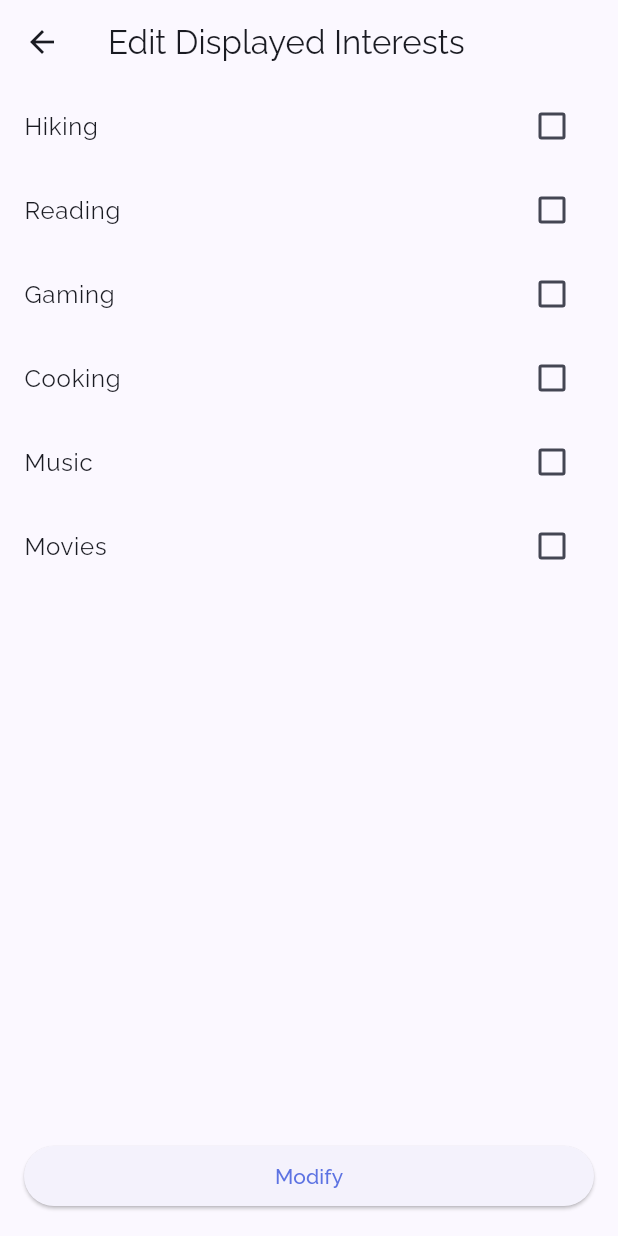
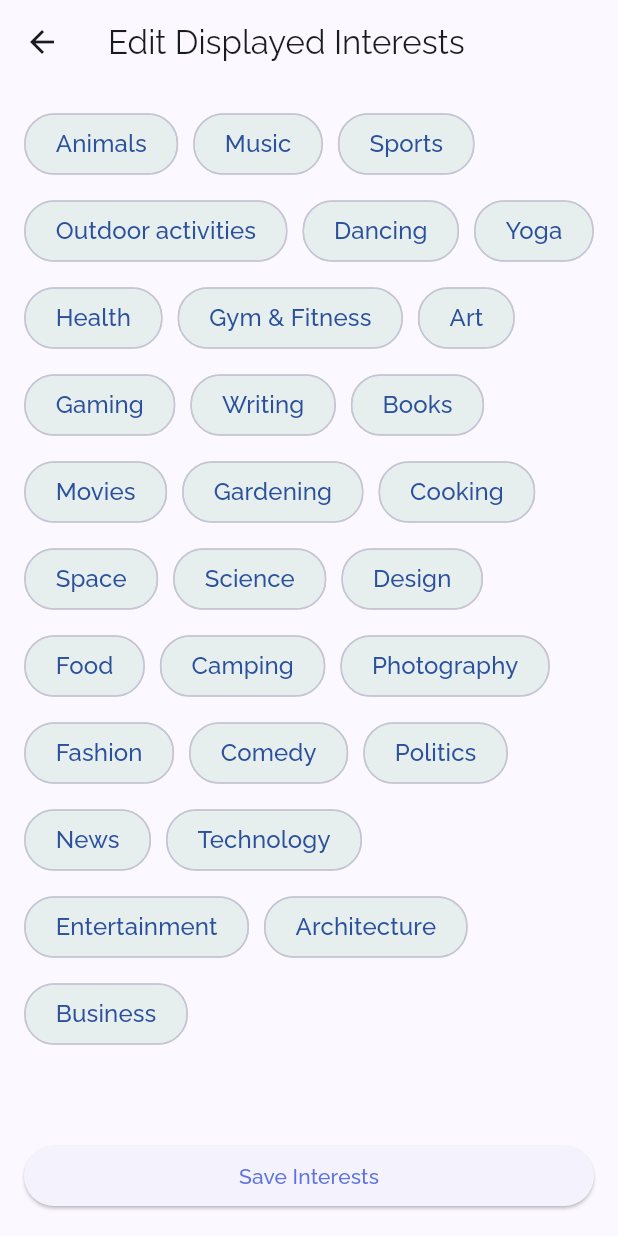
Before and after one commit to BoilerBond/FlutterApp, a Flutter app: the EditDisplayedInterests screen opened directly, on a phone screen of 412 x 824 dp. Run offline on Flutter 3.47's test engine with Material 3 defaults, Android fonts, the phone set to English and light mode, and no system bars; our stand-ins replace cloud_firestore, cloud_functions, firebase_auth, firebase_core, font_awesome_flutter, google_fonts and 4 more; accounts and stored records are empty; network calls fail.

Commit message:
Adjusted UI design and backend edit_interests. Added displayed interests, and changed into "chip" formt for editing. Added backend logic to map information from firestore, and retrieve current user information about interests from firestore. Added logic to display user interests in view_profile screen.

```diff
--- a/lib/presentation/screens/dashboard/profile/edit_interests.dart
+++ b/lib/presentation/screens/dashboard/profile/edit_interests.dart
@@ -1,3 +1,5 @@
+import 'package:cloud_firestore/cloud_firestore.dart';
+import 'package:firebase_auth/firebase_auth.dart';
 import 'package:flutter/material.dart';
 
 class EditDisplayedInterests extends StatefulWidget {
@@ -9,79 +11,57 @@ class EditDisplayedInterests extends StatefulWidget {
 
 class _EditDisplayedInterestsState extends State<EditDisplayedInterests> {
   final List<String> allInterests = [
-    'Hiking',
-    'Reading',
-    'Gaming',
-    'Cooking',
-    'Music',
-    'Movies',
+    'Animals', 'Music', 'Sports', 'Outdoor activities', 'Dancing', 'Yoga',
+    'Health', 'Gym & Fitness', 'Art', 'Gaming', 'Writing', 'Books', 'Movies',
+    'Gardening', 'Cooking', 'Space', 'Science', 'Design', 'Food', 'Camping',
+    'Photography', 'Fashion', 'Comedy', 'Politics', 'News', 'Technology',
+    'Entertainment', 'Architecture', 'Business'
   ];
 
-  Map<String, bool> selectedMap = {};
+  Set<String> selectedInterests = {};
   bool _isSaving = false;
+  bool _isLoading = true;
+  late String _userId;
 
   @override
   void initState() {
     super.initState();
-    // TODO: Load the user’s interests from Firestore once we have storage working
-    // and update the selectedMap
-    // selectedMap = loadInterestsFromFirebase();
-    for (var interest in allInterests) {
-      selectedMap[interest] = false;
+    _userId = FirebaseAuth.instance.currentUser?.uid ?? '';
+    _loadUserInterests();
+  }
+
+  Future<void> _loadUserInterests() async {
+    try {
+      DocumentSnapshot userDoc = await FirebaseFirestore.instance
+          .collection('users')
+          .doc(_userId)
+          .get();
+
+      if (userDoc.exists) {
+        List<String> userInterests =
+            List<String>.from(userDoc.get('displayedInterests') ?? []);
+
+        setState(() {
+          selectedInterests = userInterests.toSet();
+          _isLoading = false;
+        });
+      }
+    } catch (e) {
+      debugPrint("Error loading interests: $e");
+      setState(() => _isLoading = false);
     }
   }
 
-  @override
-  Widget build(BuildContext context) {
-    return Scaffold(
-      appBar: AppBar(
-        title: const Text("Edit Displayed Interests"),
-      ),
-      body: _isSaving
-          ? const Center(child: CircularProgressIndicator())
-          : Column(
-              children: [
-                Expanded(
-                  child: ListView.builder(
-                    itemCount: allInterests.length,
-                    itemBuilder: (context, index) {
-                      final interest = allInterests[index];
-                      final isSelected = selectedMap[interest] ?? false;
-                      return CheckboxListTile(
-                        title: Text(interest),
-                        value: isSelected,
-                        onChanged: (bool? value) {
-                          setState(() {
-                            selectedMap[interest] = value ?? false;
-                          });
-                        },
-                      );
-                    },
-                  ),
-                ),
-                Padding(
-                  padding: const EdgeInsets.all(16),
-                  child: SizedBox(
-                    width: double.infinity,
-                    // 3) The "Modify" (Save) button
-                    child: ElevatedButton(
-                      onPressed: saveChangesToFirebase,
-                      child: const Text("Modify"),
-                    ),
-                  ),
-                ),
-              ],
-            ),
-    );
-  }
-
-  // TODO: Save the user’s interests to Firestore
+  // Firestore
   Future<void> saveChangesToFirebase() async {
-    setState(() {
-      _isSaving = true;
-    });
+    setState(() => _isSaving = true);
 
     try {
+      await FirebaseFirestore.instance
+          .collection('users')
+          .doc(_userId)
+          .update({'displayedInterests': selectedInterests.toList()});
+
       ScaffoldMessenger.of(context).showSnackBar(
         const SnackBar(content: Text('Interests updated successfully')),
       );
@@ -91,8 +71,70 @@ class _EditDisplayedInterestsState extends State<EditDisplayedInterests> {
       );
     }
 
-    setState(() {
-      _isSaving = false;
-    });
+    setState(() => _isSaving = false);
+  }
+
+  @override
+  Widget build(BuildContext context) {
+    return Scaffold(
+      appBar: AppBar(title: const Text("Edit Displayed Interests")),
+      body: _isLoading
+          ? const Center(child: CircularProgressIndicator())
+          : Column(
+              children: [
+                Expanded(
+                  child: Padding(
+                    padding: const EdgeInsets.all(16.0),
+                    child: Wrap(
+                      spacing: 10.0,
+                      runSpacing: 10.0,
+                      children: allInterests.map((interest) {
+                        final isSelected = selectedInterests.contains(interest);
+                        return ChoiceChip(
+                          label: Text(
+                            interest,
+                            style: TextStyle(
+                              color: isSelected ? Color(0xFF2C519C) : Color(0xFF2C519C),
+                              fontSize: 16,
+                              fontWeight: FontWeight.w500,
+                            ),
+                          ),
+                          selected: isSelected,
+                          onSelected: (bool selected) {
+                            setState(() {
+                              if (selected) {
+                                selectedInterests.add(interest);
+                              } else {
+                                selectedInterests.remove(interest);
+                              }
+                            });
+                          },
+                          selectedColor: Theme.of(context).colorScheme.tertiary,
+                          backgroundColor: Color(0xFFE7EFEE),
+                          padding: const EdgeInsets.symmetric(
+                              horizontal: 12, vertical: 8),
+                          shape: RoundedRectangleBorder(
+                            borderRadius: BorderRadius.circular(20),
+                          ),
+                        );
+                      }).toList(),
+                    ),
+                  ),
+                ),
+                Padding(
+                  padding: const EdgeInsets.all(16),
+                  child: SizedBox(
+                    width: double.infinity,
+                    child: ElevatedButton(
+                      onPressed: _isSaving ? null : saveChangesToFirebase,
+                      child: _isSaving
+                          ? const CircularProgressIndicator()
+                          : const Text("Save Interests"),
+                    ),
+                  ),
+                ),
+              ],
+            ),
+    );
   }
 }
--- a/lib/routes.dart
+++ b/lib/routes.dart
@@ -16,6 +16,7 @@ class Routes {
     return {
       '/': (context) => AuthMiddleware(child: Dashboard()),
       '/login': (context) => LoginScreen(),
+      '/dashboard': (context) => AuthMiddleware(child: Dashboard()),
       '/settings/app': (context) => AuthMiddleware(child: AppSettings()),
       '/settings/danger_zone': (context) => AuthMiddleware(child: DangerZone()),
       '/settings/privacy': (context) => AuthMiddleware(child: PrivacySettings()),
--- a/lib/theme/theme.dart
+++ b/lib/theme/theme.dart
@@ -35,7 +35,7 @@ class MaterialTheme {
       onSecondary: Color(0xffffffff),
       secondaryContainer: Color(0xffc5ccfd),
       onSecondaryContainer: Color(0xff4e557f),
-      tertiary: Color(0xff506071),
+      tertiary: Color(0xFFCDFCFF),
       onTertiary: Color(0xffffffff),
       tertiaryContainer: Color(0xffE7EFEE),
       onTertiaryContainer: Color(0xff596a7b),
```
Also changed, not shown: lib/data/entity/app_user.dart (+10 -7 lines), lib/presentation/screens/dashboard/profile/view_profile.dart (+52 -5 lines).
